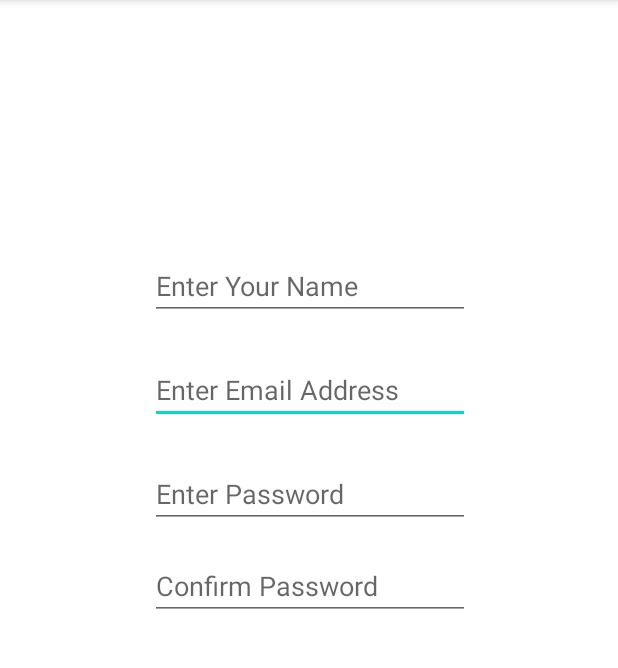
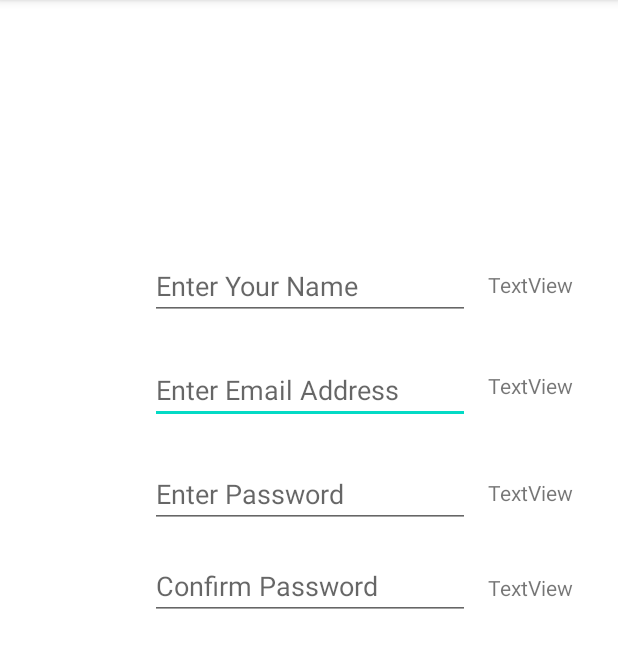
Before and after one commit to GrantGwiaz/CIS3515_S21_SignUpForm, an Android app: the screen it shows after launch (FormActivity), on a phone screen of 412 x 824 dp, the part 84-752 px from its top. Run offline under Robolectric (Android 15) with nearby library versions, the phone set to English and light mode, and no system bars.

Commit message:
Add Input views and Error Views

```diff
--- a/app/src/main/res/layout/activity_main.xml
+++ b/app/src/main/res/layout/activity_main.xml
@@ -53,4 +53,44 @@
         android:inputType="textPersonName"
         app:layout_constraintStart_toStartOf="parent"
         app:layout_constraintTop_toTopOf="parent" />
+
+    <TextView
+        android:id="@+id/TextViewNameErr"
+        android:layout_width="wrap_content"
+        android:layout_height="wrap_content"
+        android:layout_marginStart="12dp"
+        android:layout_marginTop="180dp"
+        android:text="TextView"
+        app:layout_constraintStart_toEndOf="@+id/editTextTextPersonName"
+        app:layout_constraintTop_toTopOf="parent" />
+
+    <TextView
+        android:id="@+id/TextViewEmailErr"
+        android:layout_width="wrap_content"
+        android:layout_height="wrap_content"
+        android:layout_marginStart="12dp"
+        android:layout_marginTop="48dp"
+        android:text="TextView"
+        app:layout_constraintStart_toEndOf="@+id/editTextTextEmailAddress"
+        app:layout_constraintTop_toBottomOf="@+id/TextViewNameErr" />
+
+    <TextView
+        android:id="@+id/TextViewPasswordErr"
+        android:layout_width="wrap_content"
+        android:layout_height="wrap_content"
+        android:layout_marginStart="12dp"
+        android:layout_marginTop="52dp"
+        android:text="TextView"
+        app:layout_constraintStart_toEndOf="@+id/editTextTextPassword"
+        app:layout_constraintTop_toBottomOf="@+id/TextViewEmailErr" />
+
+    <TextView
+        android:id="@+id/TextViewPasswordConfirmErr"
+        android:layout_width="wrap_content"
+        android:layout_height="wrap_content"
+        android:layout_marginStart="12dp"
+        android:layout_marginTop="44dp"
+        android:text="TextView"
+        app:layout_constraintStart_toEndOf="@+id/editTextTextPassword2"
+        app:layout_constraintTop_toBottomOf="@+id/TextViewPasswordErr" />
 </androidx.constraintlayout.widget.ConstraintLayout>
```
